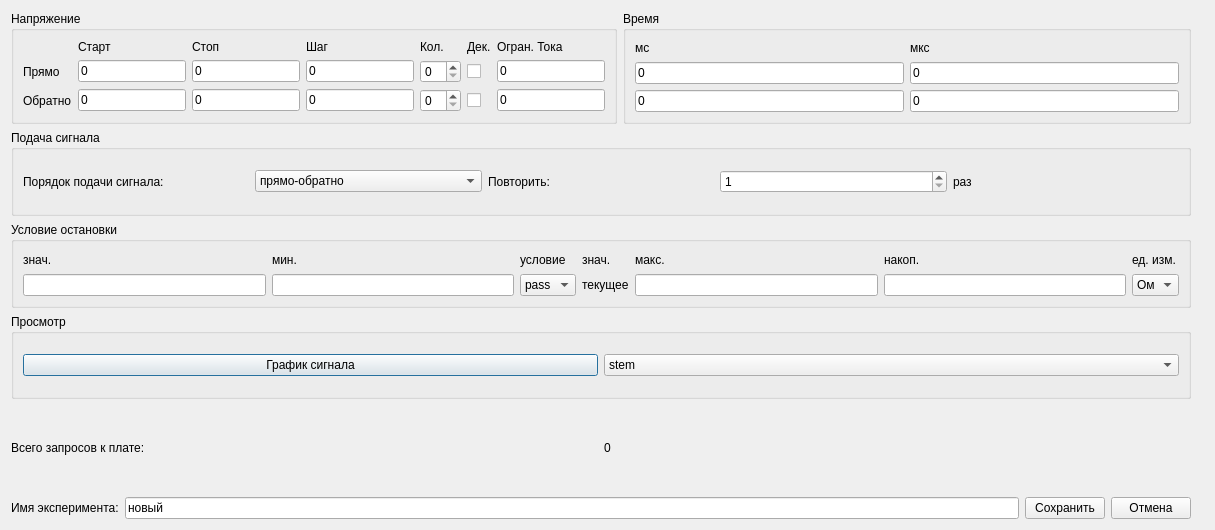
Old version of the form gui/uies/signal.ui in the repository neurocomputer/MemriBoard.
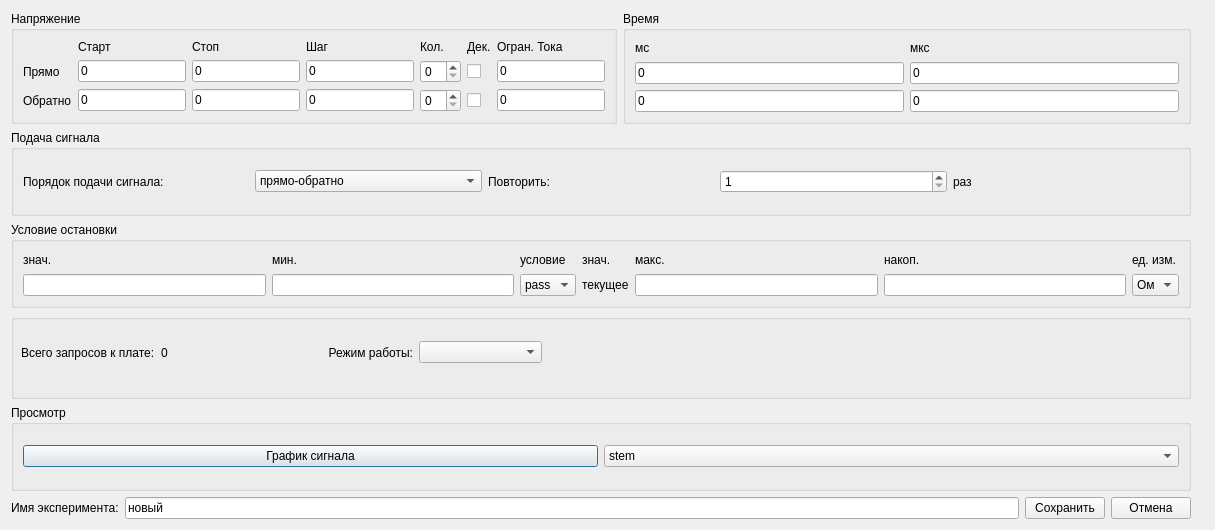
New version of the form. Icons and pictures are not drawn.

Commit message: Signal window: manu combobox added

Patch:
```diff
--- a/gui/uies/signal.ui
+++ b/gui/uies/signal.ui
@@ -420,6 +420,52 @@
            </item>
           </layout>
          </item>
+         <item>
+          <widget class="QGroupBox" name="groupBox_6">
+           <property name="title">
+            <string/>
+           </property>
+           <widget class="QWidget" name="">
+            <property name="geometry">
+             <rect>
+              <x>10</x>
+              <y>20</y>
+              <width>521</width>
+              <height>37</height>
+             </rect>
+            </property>
+            <layout class="QHBoxLayout" name="horizontalLayout_7">
+             <item>
+              <widget class="QLabel" name="label_16">
+               <property name="text">
+                <string>Всего запросов к плате:</string>
+               </property>
+              </widget>
+             </item>
+             <item>
+              <widget class="QLabel" name="label_count_tasks">
+               <property name="text">
+                <string>0</string>
+               </property>
+              </widget>
+             </item>
+             <item>
+              <widget class="QLabel" name="label_19">
+               <property name="text">
+                <string>Режим работы:</string>
+               </property>
+               <property name="alignment">
+                <set>Qt::AlignRight|Qt::AlignTrailing|Qt::AlignVCenter</set>
+               </property>
+              </widget>
+             </item>
+             <item>
+              <widget class="QComboBox" name="menu_combobox"/>
+             </item>
+            </layout>
+           </widget>
+          </widget>
+         </item>
          <item>
           <layout class="QVBoxLayout" name="verticalLayout_9">
            <item>
@@ -458,24 +504,6 @@
            </item>
           </layout>
          </item>
-         <item>
-          <layout class="QHBoxLayout" name="horizontalLayout_7">
-           <item>
-            <widget class="QLabel" name="label_16">
-             <property name="text">
-              <string>Всего запросов к плате:</string>
-             </property>
-            </widget>
-           </item>
-           <item>
-            <widget class="QLabel" name="label_count_tasks">
-             <property name="text">
-              <string>0</string>
-             </property>
-            </widget>
-           </item>
-          </layout>
-         </item>
          <item>
           <layout class="QHBoxLayout" name="horizontalLayout" stretch="0,0,0,0">
            <item>
```
The commit also changes 3 other files.
